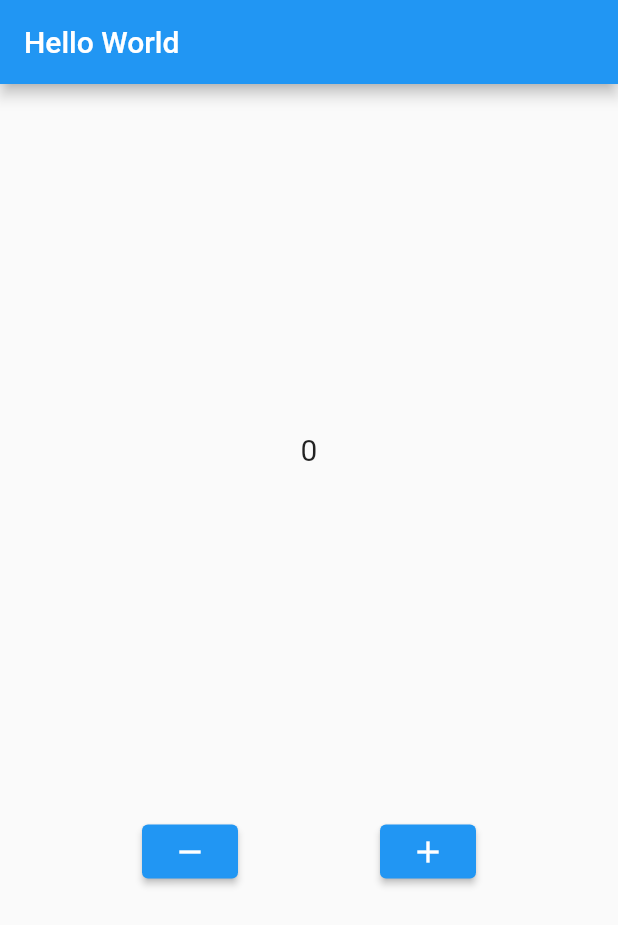
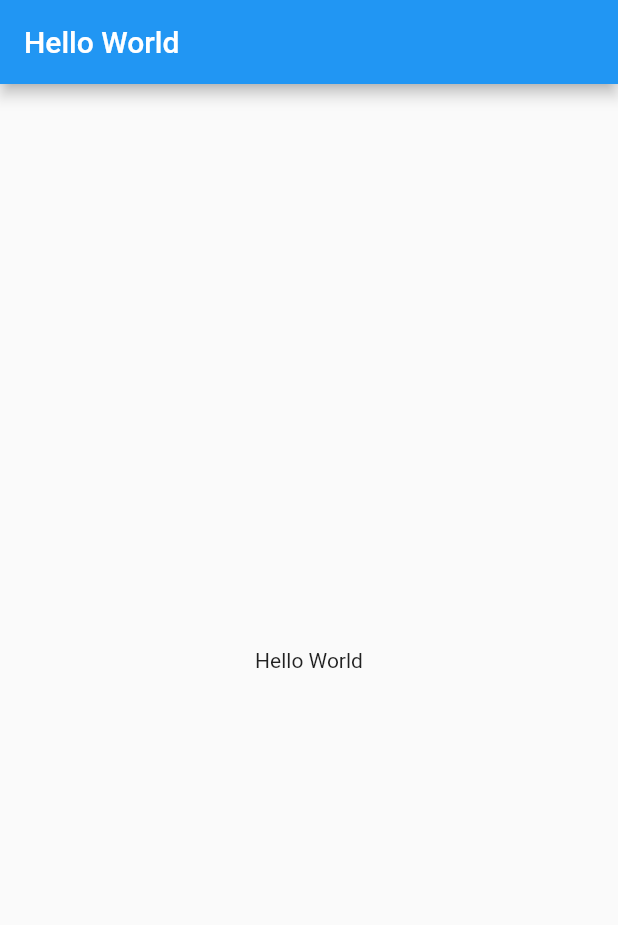
Before and after one commit to ndsanja/flutter-full-course, a Flutter app: the screen it shows after launch, on a phone screen of 412 x 824 dp. Shown: the top 925 px of the screen. Run offline on Flutter 3.47's test engine with Material 2 defaults, Android fonts, the phone set to English and light mode, and no system bars.

Commit message:
initial main commit

```diff
--- a/lib/widgets/HelloWorld.dart
+++ b/lib/widgets/HelloWorld.dart
@@ -1,54 +1,13 @@
 import 'package:flutter/material.dart';
 
-class HelloWorld extends StatefulWidget {
-  const HelloWorld({Key? key}) : super(key: key);
-
-  @override
-  _HelloWorldState createState() => _HelloWorldState();
-}
-
-class _HelloWorldState extends State<HelloWorld> {
-  int counter = 0;
+class HelloWorld extends StatelessWidget {
   @override
   Widget build(BuildContext context) {
     return Scaffold(
       appBar: AppBar(
         title: Text("Hello World"),
       ),
-      body: Center(
-        child: Column(
-          mainAxisAlignment: MainAxisAlignment.spaceEvenly,
-          children: [
-            Text(
-              counter.toString(),
-              style: TextStyle(fontSize: 20 + double.parse(counter.toString())),
-            ),
-            Row(
-              mainAxisAlignment: MainAxisAlignment.spaceEvenly,
-              children: [
-                ElevatedButton(
-                  onPressed: () {
-                    if (counter != 1) {
-                      setState(() {
-                        counter--;
-                      });
-                    }
-                  },
-                  child: Icon(Icons.remove),
-                ),
-                ElevatedButton(
-                  onPressed: () {
-                    setState(() {
-                      counter++;
-                    });
-                  },
-                  child: Icon(Icons.add),
-                ),
-              ],
-            )
-          ],
-        ),
-      ),
+      body: Center(child: Text("Hello World")),
     );
   }
 }
```
